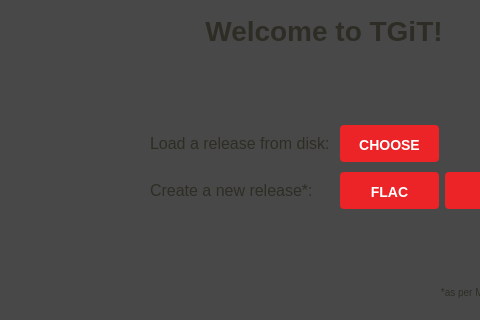
Above: resources/ui/welcome_screen.ui from Iconoclasteinc/tgit before the change; both pictures show x 226 to 706 and y 233 to 553 of the 1100 by 744 pixel window. Below: the same form after it.
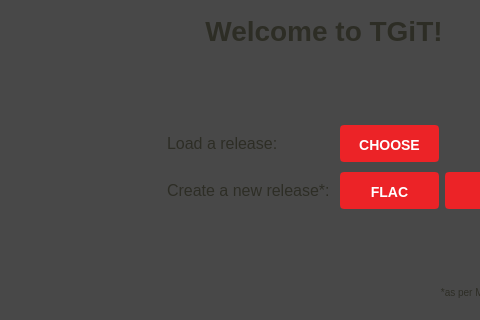
That is the form after the change. Icons and pictures are not drawn.

Commit message: Translated the new album screen to french.

```diff
--- a/resources/ui/welcome_screen.ui
+++ b/resources/ui/welcome_screen.ui
@@ -261,7 +261,7 @@
          <item row="0" column="1">
           <widget class="QLabel" name="load_album_label">
            <property name="text">
-            <string>Load a release from disk:</string>
+            <string>Load a release:</string>
            </property>
           </widget>
          </item>
```
The commit also changes 4 other files.
